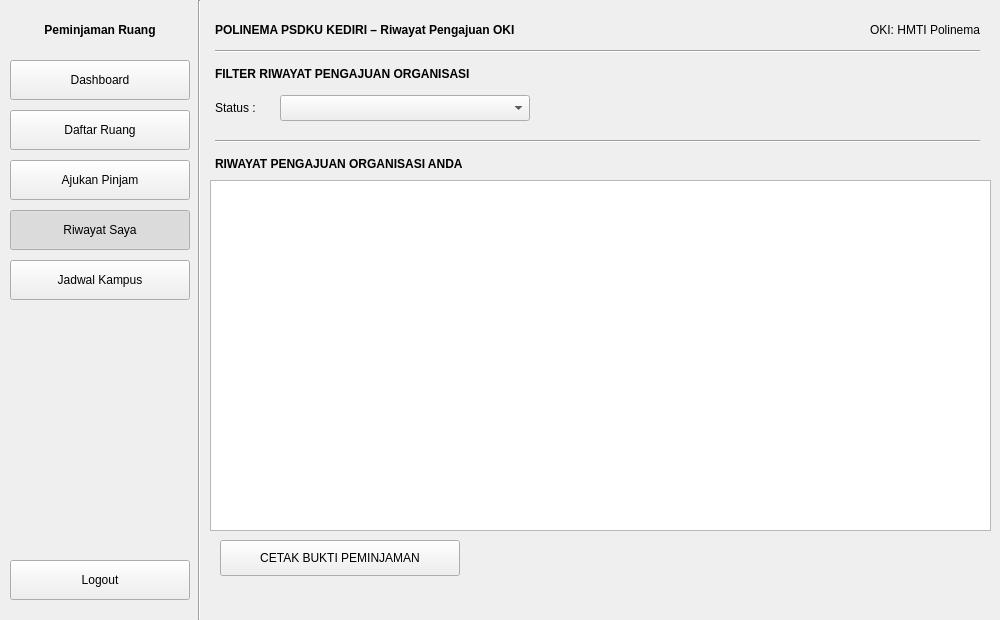
First picture: the form in ui/riwayat_saya.ui, repository Ariel-F-S/SistemPeminjamanRuangPolinemaKampusKediri, before the edit.
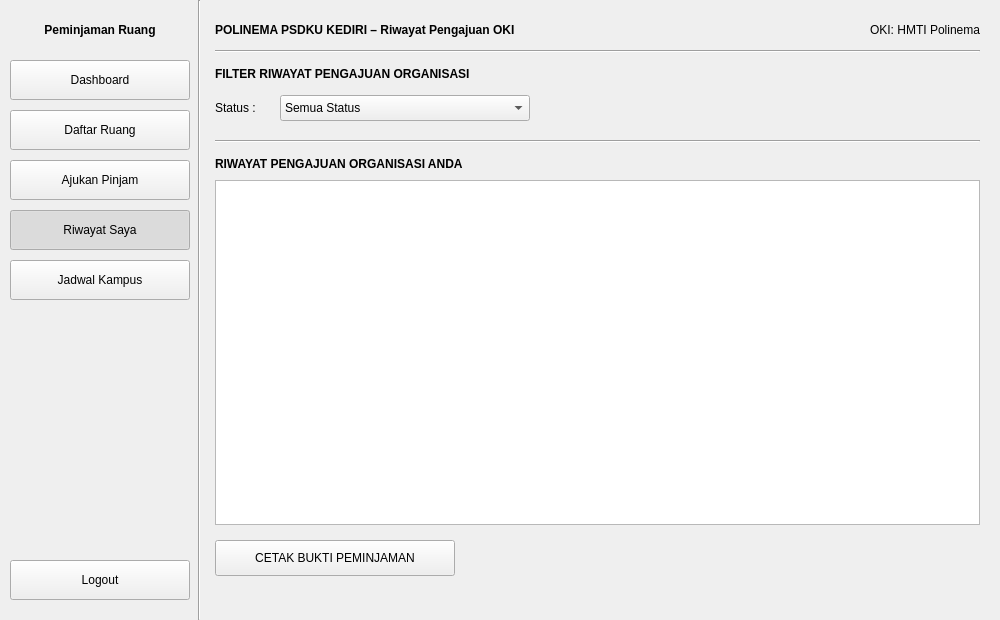
Second picture: the form after the edit. Icons and pictures are not drawn.

The edit to the form file:
```diff
--- a/ui/riwayat_saya.ui
+++ b/ui/riwayat_saya.ui
@@ -320,7 +320,7 @@
    </property>
    <item>
     <property name="text">
-     <string/>
+     <string>Semua Status</string>
     </property>
    </item>
    <item>
@@ -374,10 +374,20 @@
     <string>RIWAYAT PENGAJUAN ORGANISASI ANDA</string>
    </property>
   </widget>
+  <widget class="QTableWidget" name="tblRiwayat">
+   <property name="geometry">
+    <rect>
+     <x>215</x>
+     <y>180</y>
+     <width>765</width>
+     <height>345</height>
+    </rect>
+   </property>
+  </widget>
   <widget class="QPushButton" name="btnCetakBukti">
    <property name="geometry">
     <rect>
-     <x>220</x>
+     <x>215</x>
      <y>540</y>
      <width>240</width>
      <height>36</height>
@@ -391,16 +401,6 @@
      <normaloff>../icon/verifikasi.png</normaloff>../icon/verifikasi.png</iconset>
    </property>
   </widget>
-  <widget class="QTableWidget" name="tableWidget">
-   <property name="geometry">
-    <rect>
-     <x>210</x>
-     <y>180</y>
-     <width>781</width>
-     <height>351</height>
-    </rect>
-   </property>
-  </widget>
  </widget>
  <resources/>
  <connections/>
```
Left out of the diff: 10 changed lines with no effect on the pictures.
